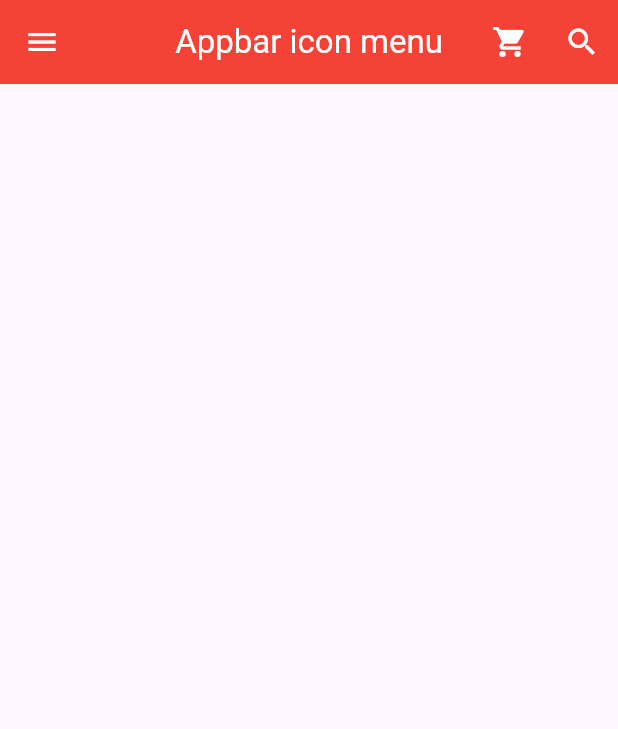
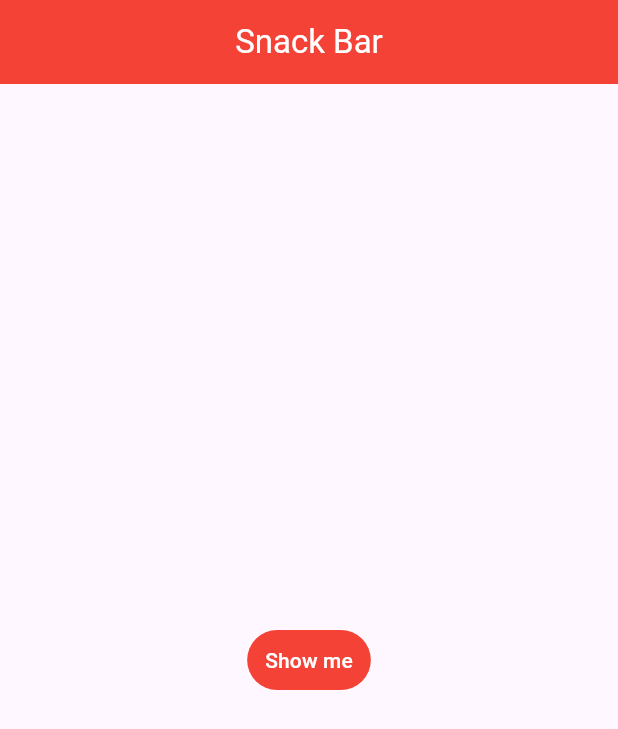
Before and after one commit to keepdev0919/CodingChefFlutterMildFloavorS1, a Flutter app: the screen it shows after launch, on a phone screen of 412 x 824 dp. Shown: the top 729 px of the screen. Run offline on Flutter 3.47's test engine with Material 3 defaults, Android fonts, the light colour scheme and no system bars.

Commit message:
Snack bar와 BuildContext. 근데 5년전꺼라서 문법을 내가 변경한 부분 존재함

```diff
--- a/codingchefs1/lib/main.dart
+++ b/codingchefs1/lib/main.dart
@@ -31,89 +31,114 @@
   Widget build(BuildContext context) {
     return Scaffold(
       appBar: AppBar(
-        title: Text('Appbar icon menu'),
+        title: Text('Snack Bar'),
         centerTitle: true,
-        elevation: 0.0,
-        // 앱바의 그림자 효과를 없앰 이라는데 솔직히 잘 모르겠음
-        actions: [
-          IconButton(
-            // actions는 앱바의 오른쪽에 위치하는 위젯
-            icon: const Icon(Icons.shopping_cart),
-            onPressed: () {
-              print('Shopping cart button is clicked');
-            },
+      ),
+      body: Center(
+        child: TextButton(
+          style: TextButton.styleFrom(
+            backgroundColor: Colors.red,
+            foregroundColor: Colors.white,
           ),
-          IconButton(
-            icon: const Icon(Icons.search),
-            onPressed: () {
-              print('Search button is clicked');
-            },
+          onPressed: () {
+            ScaffoldMessenger.of(context).showSnackBar(SnackBar(
+              content: Text('hi'),
+            ));
+          },
+          child: Text(
+            'Show me',
+            style: TextStyle(
+              color: Colors.white,
+            ),
           ),
-        ],
+        ),
       ),
-      drawer: Drawer(
-          //drawer은 icon 설정안하고도 그냥 누르면 메뉴가 나옴
-          child: ListView(
-        padding: EdgeInsets.zero, // ListView의 기본 패딩을 제거
-        children: [
-          UserAccountsDrawerHeader(
-            currentAccountPicture: CircleAvatar(
-              backgroundImage: AssetImage('assets/images/keepdev.jpg'),
-              backgroundColor: Colors.white,
-            ),
-            otherAccountsPictures: [
-              CircleAvatar(
-                backgroundImage: AssetImage('assets/images/ChartDog.jpg'),
-                backgroundColor: Colors.white,
-              ),
-              CircleAvatar(
-                backgroundImage: AssetImage('assets/images/AiGrandFather.jpg'),
-                backgroundColor: Colors.white,
-              ),
-            ],
-            accountName: Text('KeepDev'),
-            accountEmail: Text('keepdev0919@gmail.com'),
-            onDetailsPressed: () {
-              // onDetailsPressed는 계정 정보 클릭시 이벤트
-              print('Details pressed');
-            },
-            // decoration: BoxDecoration(
-            //   //userAccountsDrawerHeader의 배경색 설정
-            //   color: Colors.red[800],
-            //   borderRadius: BorderRadius.only(
-            //     topLeft: Radius.circular(40.0),
-            //     bottomLeft: Radius.circular(40.0),
-            //     bottomRight: Radius.circular(40.0),
-            //   ),
-            // ),
-          ),
-          ListTile(
-            leading: Icon(Icons.home, color: Colors.grey[850]),
-            title: Text('Home'),
-            onTap: () {
-              print('Home is clicked');
-              // Navigator.pop(context); // 메뉴를 닫음
-            },
-            trailing: Icon(Icons.add),
-          ),
-          ListTile(
-            leading: Icon(Icons.home, color: Colors.grey[850]),
-            title: Text('Setting'),
-            onTap: () {
-              print('Setting is clicked');
-            },
-            trailing: Icon(Icons.add),
-          ),
-          ListTile(
-            leading: Icon(Icons.question_answer),
-            title: Text('Q&A'),
-            onTap: () {
-              print('Q&A is clicked');
-            },
-            trailing: Icon(Icons.add),
-          ),
-        ],
-      )),
     );
   }
 }
+    // return Scaffold(
+    //   appBar: AppBar(
+    //     title: Text('Appbar icon menu'),
+    //     centerTitle: true,
+    //     elevation: 0.0,
+    //     // 앱바의 그림자 효과를 없앰 이라는데 솔직히 잘 모르겠음
+    //     actions: [
+    //       IconButton(
+    //         // actions는 앱바의 오른쪽에 위치하는 위젯
+    //         icon: const Icon(Icons.shopping_cart),
+    //         onPressed: () {
+    //           print('Shopping cart button is clicked');
+    //         },
+    //       ),
+    //       IconButton(
+    //         icon: const Icon(Icons.search),
+    //         onPressed: () {
+    //           print('Search button is clicked');
+    //         },
+    //       ),
+    //     ],
+    //   ),
+    //   drawer: Drawer(
+    //       //drawer은 icon 설정안하고도 그냥 누르면 메뉴가 나옴
+    //       child: ListView(
+    //     padding: EdgeInsets.zero, // ListView의 기본 패딩을 제거
+    //     children: [
+    //       UserAccountsDrawerHeader(
+    //         currentAccountPicture: CircleAvatar(
+    //           backgroundImage: AssetImage('assets/images/keepdev.jpg'),
+    //           backgroundColor: Colors.white,
+    //         ),
+    //         otherAccountsPictures: [
+    //           CircleAvatar(
+    //             backgroundImage: AssetImage('assets/images/ChartDog.jpg'),
+    //             backgroundColor: Colors.white,
+    //           ),
+    //           CircleAvatar(
+    //             backgroundImage: AssetImage('assets/images/AiGrandFather.jpg'),
+    //             backgroundColor: Colors.white,
+    //           ),
+    //         ],
+    //         accountName: Text('KeepDev'),
+    //         accountEmail: Text('keepdev0919@gmail.com'),
+    //         onDetailsPressed: () {
+    //           // onDetailsPressed는 계정 정보 클릭시 이벤트
+    //           print('Details pressed');
+    //         },
+    //         // decoration: BoxDecoration(
+    //         //   //userAccountsDrawerHeader의 배경색 설정
+    //         //   color: Colors.red[800],
+    //         //   borderRadius: BorderRadius.only(
+    //         //     topLeft: Radius.circular(40.0),
+    //         //     bottomLeft: Radius.circular(40.0),
+    //         //     bottomRight: Radius.circular(40.0),
+    //         //   ),
+    //         // ),
+    //       ),
+    //       ListTile(
+    //         leading: Icon(Icons.home, color: Colors.grey[850]),
+    //         title: Text('Home'),
+    //         onTap: () {
+    //           print('Home is clicked');
+    //           // Navigator.pop(context); // 메뉴를 닫음
+    //         },
+    //         trailing: Icon(Icons.add),
+    //       ),
+    //       ListTile(
+    //         leading: Icon(Icons.home, color: Colors.grey[850]),
+    //         title: Text('Setting'),
+    //         onTap: () {
+    //           print('Setting is clicked');
+    //         },
+    //         trailing: Icon(Icons.add),
+    //       ),
+    //       ListTile(
+    //         leading: Icon(Icons.question_answer),
+    //         title: Text('Q&A'),
+    //         onTap: () {
+    //           print('Q&A is clicked');
+    //         },
+    //         trailing: Icon(Icons.add),
+    //       ),
+    //     ],
+    //   )),
+    // );
```
